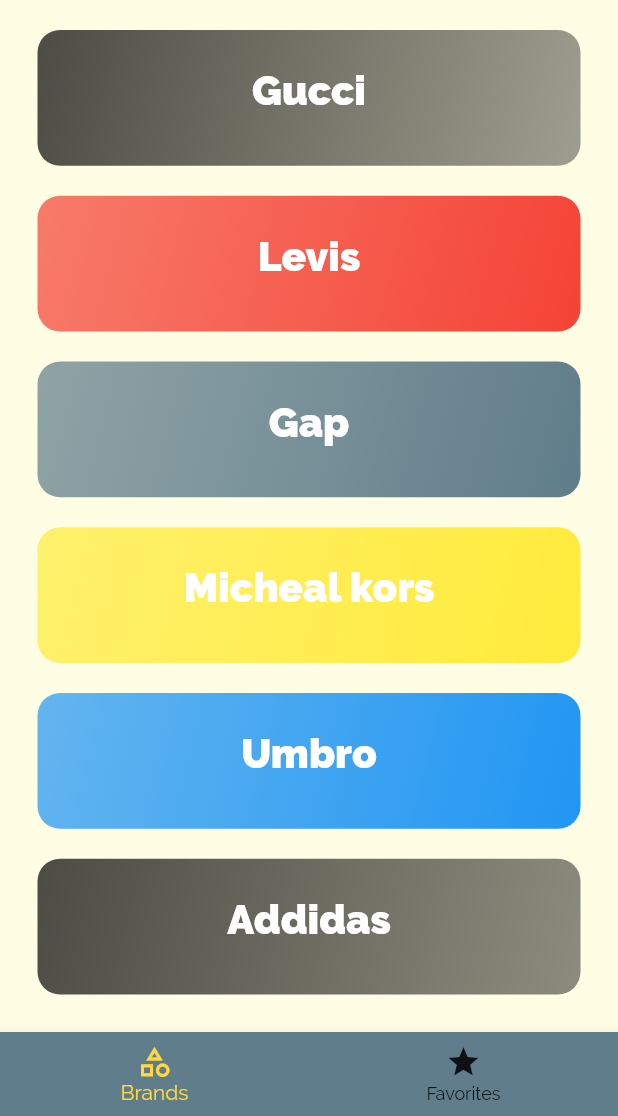
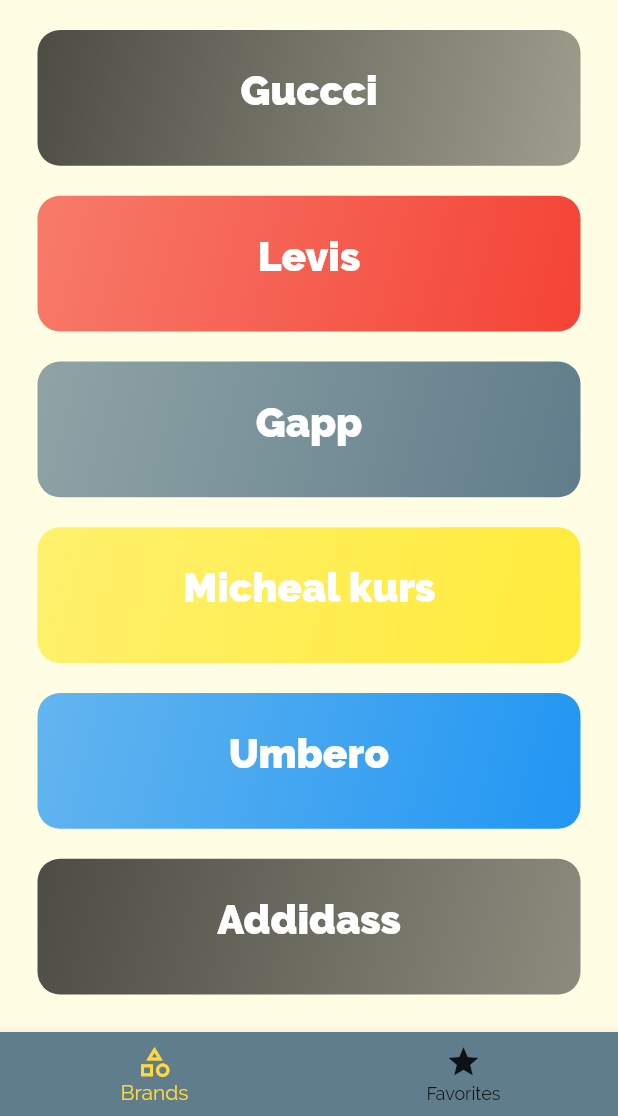
Before and after one commit to Afshin1992/Shopingly, a Flutter app: the screen it shows after launch, scrolled down 423 dp, on a phone screen of 412 x 824 dp, the part 120-1236 px from its top. Run offline on Flutter 3.47's test engine with Material 2 defaults, Android fonts, the phone set to English and light mode, and no system bars.

Commit message:
UI improved

```diff
--- a/lib/dummy_data.dart
+++ b/lib/dummy_data.dart
@@ -6,12 +6,12 @@ import './models/meal.dart';
 const DUMMY_CATEGORIES = const [
   Category(
     id: 'c1',
-    title: 'Nike',
+    title: 'Nikee',
     color: Colors.black87,
   ),
   Category(
     id: 'c2',
-    title: 'Lacoste',
+    title: 'Lacostie',
     color: Colors.green,
   ),
   Category(
@@ -26,7 +26,7 @@ const DUMMY_CATEGORIES = const [
   ),
   Category(
     id: 'c5',
-    title: 'Gucci',
+    title: 'Guccci',
     color: Colors.black38,
   ),
   Category(
@@ -36,22 +36,22 @@ const DUMMY_CATEGORIES = const [
   ),
   Category(
     id: 'c7',
-    title: 'Gap',
+    title: 'Gapp',
     color: Colors.blueGrey,
   ),
   Category(
     id: 'c8',
-    title: 'Micheal kors',
+    title: 'Micheal kurs',
     color: Colors.yellow,
   ),
   Category(
     id: 'c9',
-    title: 'Umbro',
+    title: 'Umbero',
     color: Colors.blue,
   ),
   Category(
     id: 'c10',
-    title: 'Addidas',
+    title: 'Addidass',
     color: Colors.black45,
   ),
 ];
--- a/lib/main.dart
+++ b/lib/main.dart
@@ -20,7 +20,7 @@ class _MyAppState extends State<MyApp> {
     'gluten': false,
     'lactose': false,
     'vegan': false,
-    'vegetarian': true,
+    'vegetarian': false,
   };
   List<Meal> _availableMeals = DUMMY_MEALS;
   List<Meal> _favoriteMeals = [];
```
